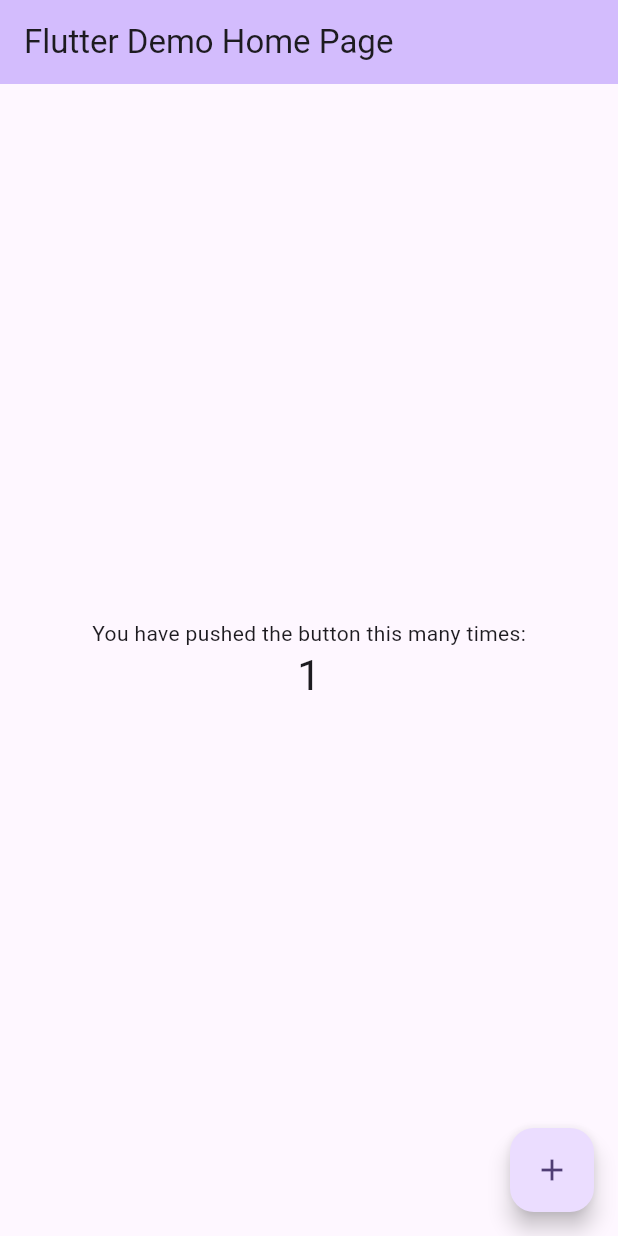
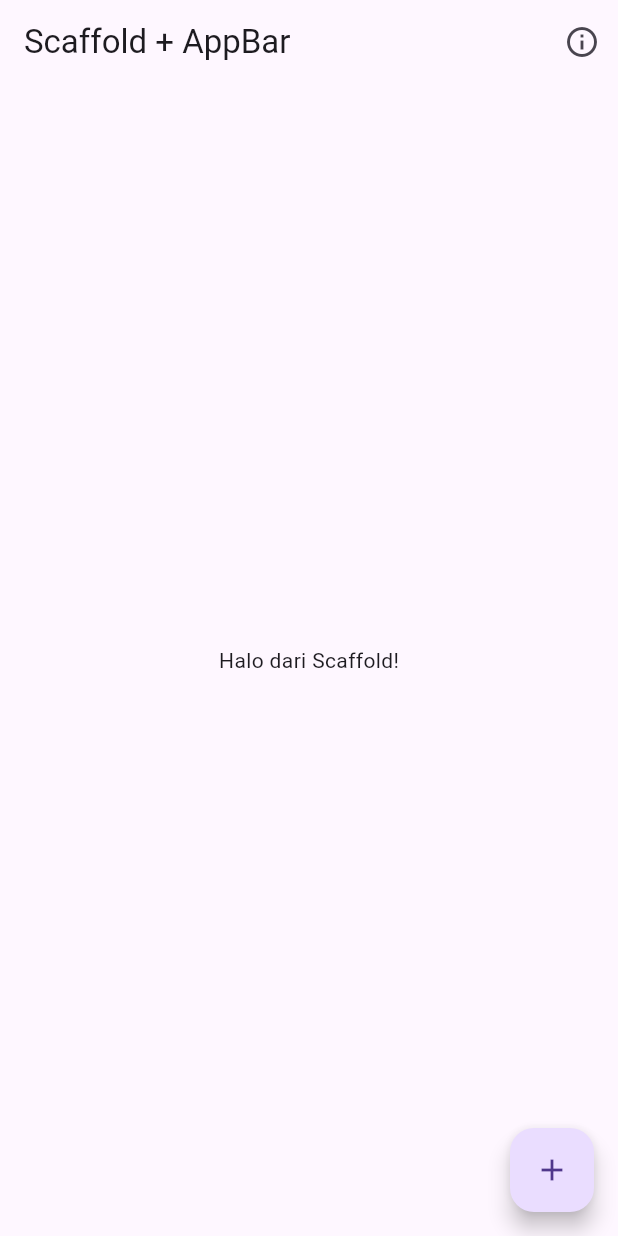
Before and after one commit to MiniMaliZ/MobileSemester5, a Flutter app: the screen it shows after launch, after a tap on the "add" icon, on a phone screen of 412 x 824 dp. Run offline on Flutter 3.47's test engine with Material 3 defaults, Android fonts, the phone set to English and light mode, and no system bars; our stand-ins replace google_fonts.

Commit message:
Scaffold & Appbar

```diff
--- a/Pertemuan6/pertemuan6praktek/lib/main.dart
+++ b/Pertemuan6/pertemuan6praktek/lib/main.dart
@@ -1,122 +1,39 @@
 import 'package:flutter/material.dart';
 
-void main() {
-  runApp(const MyApp());
-}
+void main() => runApp(const MateriWidgetApp());
 
-class MyApp extends StatelessWidget {
-  const MyApp({super.key});
-
-  // This widget is the root of your application.
+class MateriWidgetApp extends StatelessWidget {
+  const MateriWidgetApp({super.key});
   @override
   Widget build(BuildContext context) {
-    return MaterialApp(
-      title: 'Flutter Demo',
-      theme: ThemeData(
-        // This is the theme of your application.
-        //
-        // TRY THIS: Try running your application with "flutter run". You'll see
-        // the application has a purple toolbar. Then, without quitting the app,
-        // try changing the seedColor in the colorScheme below to Colors.green
-        // and then invoke "hot reload" (save your changes or press the "hot
-        // reload" button in a Flutter-supported IDE, or press "r" if you used
-        // the command line to start the app).
-        //
-        // Notice that the counter didn't reset back to zero; the application
-        // state is not lost during the reload. To reset the state, use hot
-        // restart instead.
-        //
-        // This works for code too, not just values: Most code changes can be
-        // tested with just a hot reload.
-        colorScheme: ColorScheme.fromSeed(seedColor: Colors.deepPurple),
-      ),
-      home: const MyHomePage(title: 'Flutter Demo Home Page'),
+    return const MaterialApp(
+      title: 'Latihan Materi Widget',
+      debugShowCheckedModeBanner: false,
+      home: ScaffoldAppBarDemo(),
     );
   }
 }
 
-class MyHomePage extends StatefulWidget {
-  const MyHomePage({super.key, required this.title});
-
-  // This widget is the home page of your application. It is stateful, meaning
-  // that it has a State object (defined below) that contains fields that affect
-  // how it looks.
-
-  // This class is the configuration for the state. It holds the values (in this
-  // case the title) provided by the parent (in this case the App widget) and
-  // used by the build method of the State. Fields in a Widget subclass are
-  // always marked "final".
-
-  final String title;
-
-  @override
-  State<MyHomePage> createState() => _MyHomePageState();
-}
-
-class _MyHomePageState extends State<MyHomePage> {
-  int _counter = 0;
-
-  void _incrementCounter() {
-    setState(() {
-      // This call to setState tells the Flutter framework that something has
-      // changed in this State, which causes it to rerun the build method below
-      // so that the display can reflect the updated values. If we changed
-      // _counter without calling setState(), then the build method would not be
-      // called again, and so nothing would appear to happen.
-      _counter++;
-    });
-  }
-
+class ScaffoldAppBarDemo extends StatelessWidget {
+  const ScaffoldAppBarDemo({super.key});
   @override
   Widget build(BuildContext context) {
-    // This method is rerun every time setState is called, for instance as done
-    // by the _incrementCounter method above.
-    //
-    // The Flutter framework has been optimized to make rerunning build methods
-    // fast, so that you can just rebuild anything that needs updating rather
-    // than having to individually change instances of widgets.
     return Scaffold(
       appBar: AppBar(
-        // TRY THIS: Try changing the color here to a specific color (to
-        // Colors.amber, perhaps?) and trigger a hot reload to see the AppBar
-        // change color while the other colors stay the same.
-        backgroundColor: Theme.of(context).colorScheme.inversePrimary,
-        // Here we take the value from the MyHomePage object that was created by
-        // the App.build method, and use it to set our appbar title.
-        title: Text(widget.title),
+        title: const Text('Scaffold + AppBar'),
+        actions: [
+          IconButton(
+            onPressed: () {},
+            icon: const Icon(Icons.info_outline),
+            tooltip: 'Info',
+          ),
+        ],
       ),
-      body: Center(
-        // Center is a layout widget. It takes a single child and positions it
-        // in the middle of the parent.
-        child: Column(
-          // Column is also a layout widget. It takes a list of children and
-          // arranges them vertically. By default, it sizes itself to fit its
-          // children horizontally, and tries to be as tall as its parent.
-          //
-          // Column has various properties to control how it sizes itself and
-          // how it positions its children. Here we use mainAxisAlignment to
-          // center the children vertically; the main axis here is the vertical
-          // axis because Columns are vertical (the cross axis would be
-          // horizontal).
-          //
-          // TRY THIS: Invoke "debug painting" (choose the "Toggle Debug Paint"
-          // action in the IDE, or press "p" in the console), to see the
-          // wireframe for each widget.
-          mainAxisAlignment: MainAxisAlignment.center,
-          children: <Widget>[
-            const Text('You have pushed the button this many times:'),
-            Text(
-              '$_counter',
-              style: Theme.of(context).textTheme.headlineMedium,
-            ),
-          ],
-        ),
+      body: const Center(child: Text('Halo dari Scaffold!')),
+      floatingActionButton: FloatingActionButton(
+        onPressed: () {},
+        child: const Icon(Icons.add),
       ),
-      floatingActionButton: FloatingActionButton(
-        onPressed: _incrementCounter,
-        tooltip: 'Increment',
-        child: const Icon(Icons.add),
-      ), // This trailing comma makes auto-formatting nicer for build methods.
     );
   }
 }
```
